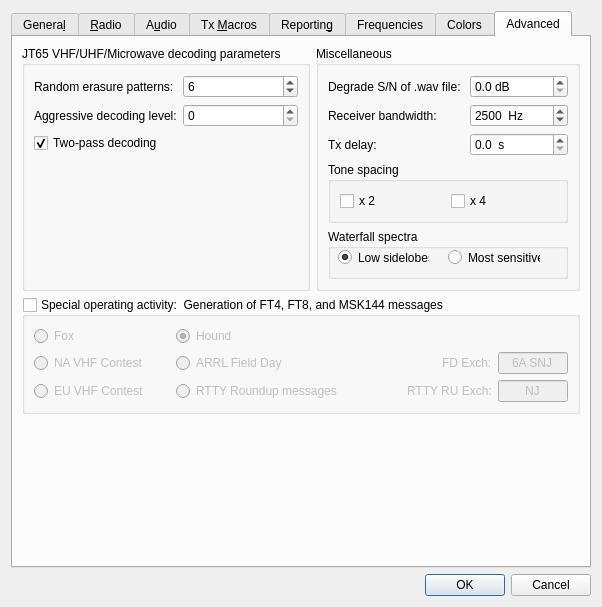
The window that Configuration.ui (GeoBaltz/wsjtx) describes before a commit, drawn with Qt 5.
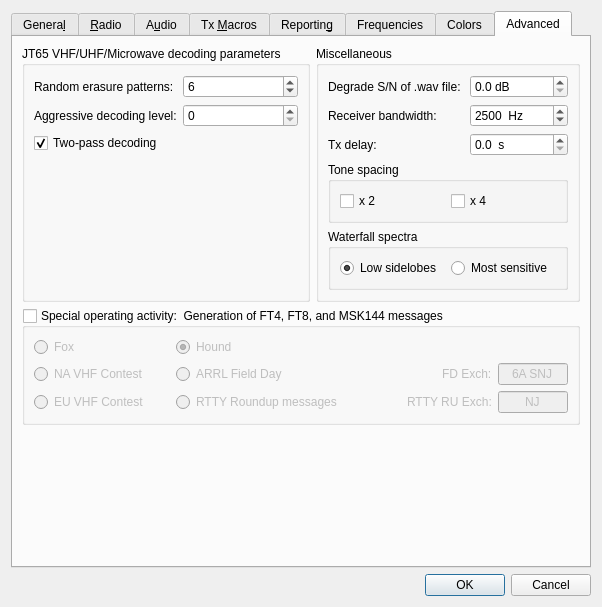
The same window after the commit. The open tabs and pages were chosen to show the change. Custom widgets are drawn as their Qt base class.

Commit message: Add missing layout manager

```diff
--- a/Configuration.ui
+++ b/Configuration.ui
@@ -6,8 +6,8 @@
    <rect>
     <x>0</x>
     <y>0</y>
-    <width>554</width>
-    <height>563</height>
+    <width>552</width>
+    <height>561</height>
    </rect>
   </property>
   <property name="windowTitle">
@@ -2856,15 +2856,9 @@
             <property name="title">
              <string>Waterfall spectra</string>
             </property>
+            <layout class="QHBoxLayout" name="horizontalLayout_16">
+             <item>
             <widget class="QRadioButton" name="rbLowSidelobes">
-             <property name="geometry">
-              <rect>
-               <x>10</x>
-               <y>20</y>
-               <width>91</width>
-               <height>17</height>
-              </rect>
-             </property>
              <property name="text">
               <string>Low sidelobes</string>
              </property>
@@ -2872,19 +2866,15 @@
               <bool>true</bool>
              </property>
             </widget>
+             </item>
+             <item>
             <widget class="QRadioButton" name="rbMaxSensitivity">
-             <property name="geometry">
-              <rect>
-               <x>120</x>
-               <y>20</y>
-               <width>92</width>
-               <height>17</height>
-              </rect>
-             </property>
              <property name="text">
               <string>Most sensitive</string>
              </property>
             </widget>
+             </item>
+            </layout>
            </widget>
           </item>
          </layout>
```
Left out of the diff: 6 changed lines with no effect on the pictures. Lines whose indentation alone changed are shown as unchanged.
